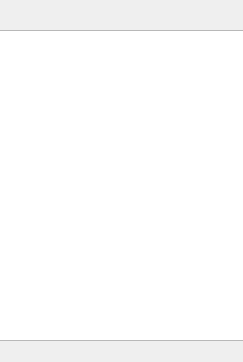
Before: the Qt Designer form client/gui/mainwindow.ui in INanaay/CPP_babel_2018, drawn with Qt 5.
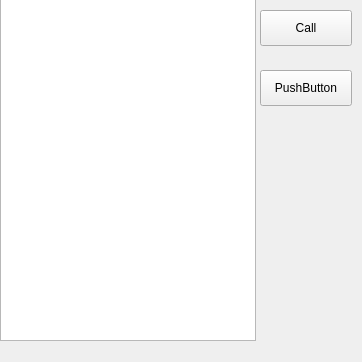
After: the same form once the commit is applied.

Diff of the .ui file:
```diff
--- a/client/gui/mainwindow.ui
+++ b/client/gui/mainwindow.ui
@@ -6,7 +6,7 @@
    <rect>
     <x>0</x>
     <y>0</y>
-    <width>243</width>
+    <width>362</width>
     <height>362</height>
    </rect>
   </property>
@@ -17,13 +17,39 @@
    <widget class="QListView" name="listView">
     <property name="geometry">
      <rect>
-      <x>-10</x>
-      <y>30</y>
+      <x>0</x>
+      <y>-10</y>
       <width>256</width>
-      <height>311</height>
+      <height>351</height>
      </rect>
     </property>
    </widget>
+   <widget class="QPushButton" name="callButton">
+    <property name="geometry">
+     <rect>
+      <x>260</x>
+      <y>10</y>
+      <width>92</width>
+      <height>36</height>
+     </rect>
+    </property>
+    <property name="text">
+     <string>Call</string>
+    </property>
+   </widget>
+   <widget class="QPushButton" name="pushButton_2">
+    <property name="geometry">
+     <rect>
+      <x>260</x>
+      <y>70</y>
+      <width>92</width>
+      <height>36</height>
+     </rect>
+    </property>
+    <property name="text">
+     <string>PushButton</string>
+    </property>
+   </widget>
   </widget>
   <widget class="QMenuBar" name="menubar">
    <property name="geometry">
```
Left out of the diff: 4 changed lines with no effect on the pictures.
